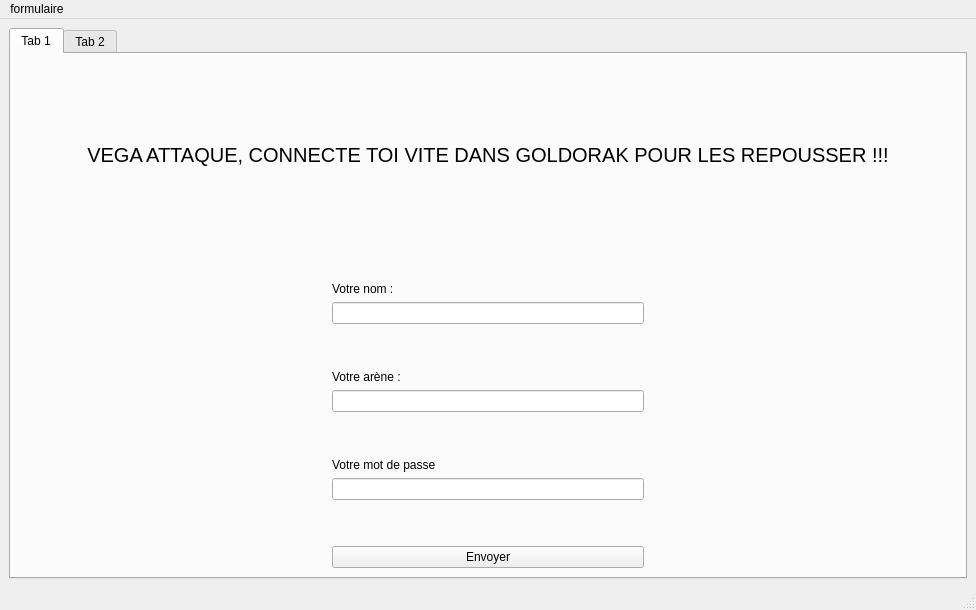
Old version of the form formulaire.ui in the repository RadarsGlenn/agent.
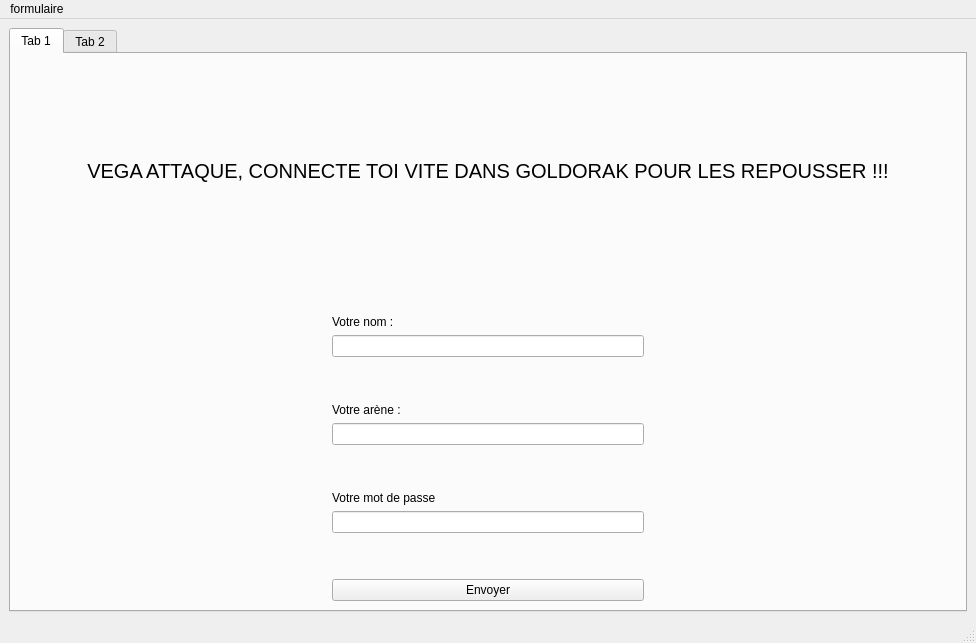
New version of the form. The open tabs and pages were chosen to show the change.

```diff
--- a/formulaire.ui
+++ b/formulaire.ui
@@ -7,7 +7,7 @@
     <x>0</x>
     <y>0</y>
     <width>976</width>
-    <height>610</height>
+    <height>643</height>
    </rect>
   </property>
   <property name="windowTitle">
```
Left out of the diff: 24 changed lines with no effect on the pictures.
